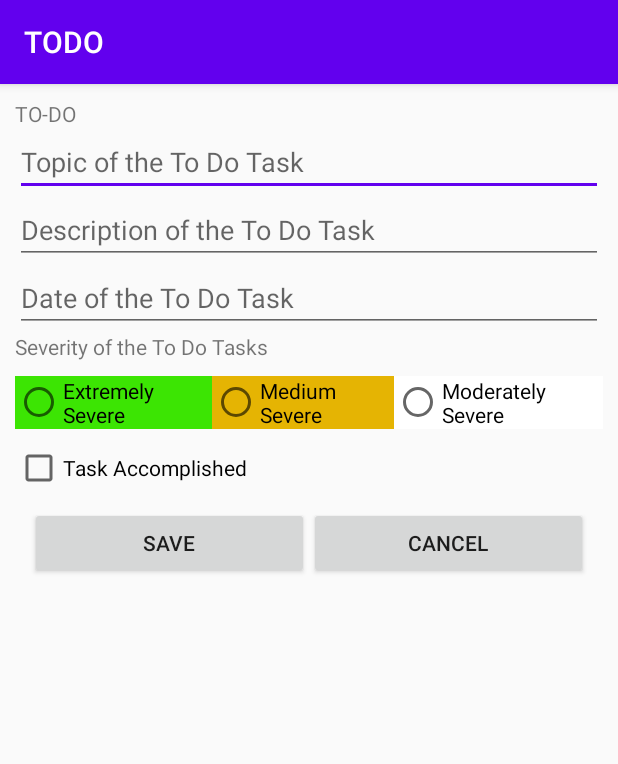
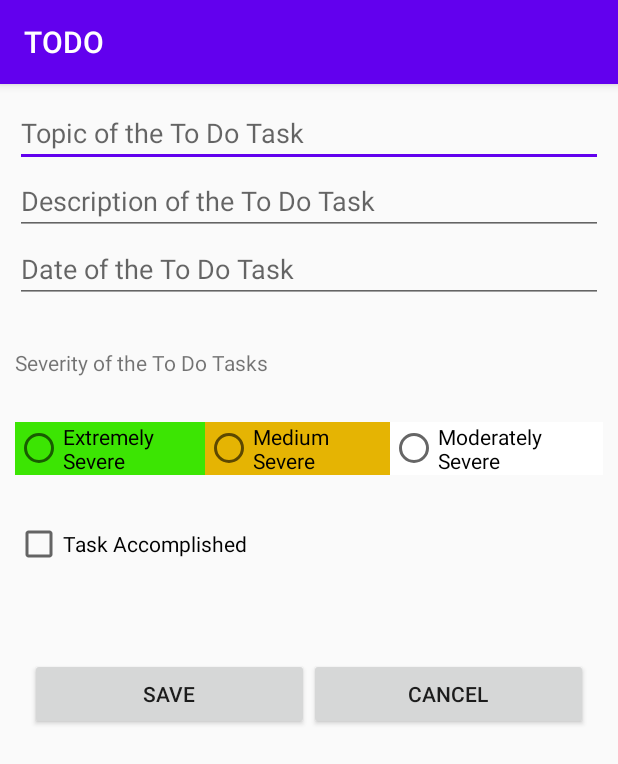
Before and after one commit to samiksharupakheti/Finalapp, an Android app: the EditTodoFragment screen opened directly, with no data from a screen before it, on a phone screen of 412 x 824 dp. Shown: the top 764 px of the screen. Run offline under Robolectric (Android 15) with nearby library versions, the phone set to English and light mode, and no system bars; our stand-ins replace Room's generated code.

Commit message:
adding all the inventory files, changed splash actions, updated todos

```diff
--- a/app/src/main/res/drawable-v24/ic_launcher_foreground.xml
+++ b/app/src/main/res/drawable-v24/ic_launcher_foreground.xml
@@ -1,8 +1,8 @@
 <vector xmlns:android="http://schemas.android.com/apk/res/android"
     xmlns:aapt="http://schemas.android.com/aapt"
-    android:width="108dp"
+    android:width="208dp"
     android:height="108dp"
-    android:viewportWidth="108"
+    android:viewportWidth="208"
     android:viewportHeight="108">
     <path android:pathData="M31,63.928c0,0 6.4,-11 12.1,-13.1c7.2,-2.6 26,-1.4 26,-1.4l38.1,38.1L107,108.928l-32,-1L31,63.928z">
         <aapt:attr name="android:fillColor">
@@ -13,7 +13,7 @@
                 android:startY="49.59793"
                 android:type="linear">
                 <item
-                    android:color="#44000000"
+                    android:color="#808080"
                     android:offset="0.0" />
                 <item
                     android:color="#00000000"
@@ -22,9 +22,9 @@
         </aapt:attr>
     </path>
     <path
-        android:fillColor="#FFFFFF"
+        android:fillColor="#808080"
         android:fillType="nonZero"
         android:pathData="M65.3,45.828l3.8,-6.6c0.2,-0.4 0.1,-0.9 -0.3,-1.1c-0.4,-0.2 -0.9,-0.1 -1.1,0.3l-3.9,6.7c-6.3,-2.8 -13.4,-2.8 -19.7,0l-3.9,-6.7c-0.2,-0.4 -0.7,-0.5 -1.1,-0.3C38.8,38.328 38.7,38.828 38.9,39.228l3.8,6.6C36.2,49.428 31.7,56.028 31,63.928h46C76.3,56.028 71.8,49.428 65.3,45.828zM43.4,57.328c-0.8,0 -1.5,-0.5 -1.8,-1.2c-0.3,-0.7 -0.1,-1.5 0.4,-2.1c0.5,-0.5 1.4,-0.7 2.1,-0.4c0.7,0.3 1.2,1 1.2,1.8C45.3,56.528 44.5,57.328 43.4,57.328L43.4,57.328zM64.6,57.328c-0.8,0 -1.5,-0.5 -1.8,-1.2s-0.1,-1.5 0.4,-2.1c0.5,-0.5 1.4,-0.7 2.1,-0.4c0.7,0.3 1.2,1 1.2,1.8C66.5,56.528 65.6,57.328 64.6,57.328L64.6,57.328z"
         android:strokeWidth="1"
-        android:strokeColor="#00000000" />
+        android:strokeColor="#808080" />
 </vector>
--- a/app/src/main/res/layout/activity_splash.xml
+++ b/app/src/main/res/layout/activity_splash.xml
@@ -11,9 +11,14 @@
         android:layout_width="wrap_content"
         android:layout_height="wrap_content"
 
-        android:text="@string/splash_welcome"
-        android:textSize="24sp"
+        android:text=" TODO  Tracker Application \n \n A Walkthrough on the: Presence of Several Tracking inventories to keep Tasks On Track "
+
+        android:layout_marginTop="10dp"
+        android:layout_marginLeft="30dp"
+        android:textSize="33dp"
+        android:layout_marginRight="10dp"
         android:textStyle="bold"
+
         app:layout_constraintBottom_toBottomOf="parent"
         app:layout_constraintEnd_toEndOf="parent"
         app:layout_constraintStart_toStartOf="parent"
--- a/app/src/main/res/layout/fragment_edit_todo.xml
+++ b/app/src/main/res/layout/fragment_edit_todo.xml
@@ -13,16 +13,17 @@
     <TextView
         android:id="@+id/textView"
         android:layout_width="match_parent"
-        android:layout_height="wrap_content"
-        android:layout_weight="0"
-        android:text="TO-DO" />
+        android:layout_height="@dimen/cardview_compat_inset_shadow"
+        android:layout_weight="90"
+
+        />
 
     <EditText
         android:id="@+id/edit_txt_title"
         android:layout_width="match_parent"
         android:layout_height="wrap_content"
         android:layout_weight="0"
-        android:ems="10"
+        android:ems="50"
         android:hint="@string/edit_title"
         android:inputType="textPersonName" />
 
@@ -37,10 +38,10 @@
 
     <EditText
         android:id="@+id/edit_txt_date"
-        android:layout_width="match_parent"
+        android:layout_width="wrap_content"
         android:layout_height="wrap_content"
         android:layout_weight="0"
-        android:ems="10"
+        android:ems="100"
         android:hint="@string/edit_date"
         android:inputType="textPersonName" />
 
@@ -48,6 +49,7 @@
         android:id="@+id/lbl_priority"
         android:layout_width="match_parent"
         android:layout_height="wrap_content"
+        android:layout_marginTop="30dp"
         android:layout_weight="0"
         android:text="@string/edit_priority" />
 
@@ -55,7 +57,7 @@
         android:id="@+id/edit_rg_priority"
         android:layout_width="match_parent"
         android:layout_height="wrap_content"
-        android:layout_marginTop="10dp"
+        android:layout_marginTop="30dp"
         android:layout_weight="0"
         android:orientation="horizontal">
 
@@ -63,7 +65,7 @@
             android:id="@+id/edit_rb_high"
             android:layout_width="wrap_content"
             android:layout_height="wrap_content"
-            android:layout_weight="1"
+            android:layout_weight="3"
             android:background="@color/color_high"
             android:text="@string/edit_high" />
 
@@ -88,7 +90,8 @@
         android:id="@+id/edit_chk_isComplete"
         android:layout_width="match_parent"
         android:layout_height="wrap_content"
-        android:layout_marginTop="10dp"
+        android:layout_marginTop="30dp"
+
         android:layout_weight="0"
         android:text="@string/edit_isComplete" />
 
@@ -96,7 +99,7 @@
         android:layout_width="match_parent"
         android:layout_height="match_parent"
         android:layout_marginLeft="10dp"
-        android:layout_marginTop="10dp"
+        android:layout_marginTop="30dp"
         android:layout_marginRight="10dp"
         android:layout_marginBottom="10dp"
         android:layout_weight="0"
@@ -106,14 +109,16 @@
             android:id="@+id/edit_btn_save"
             android:layout_width="wrap_content"
             android:layout_height="wrap_content"
-            android:layout_weight="1"
+            android:layout_marginTop="30dp"
+            android:layout_weight="5"
             android:text="@string/edit_save" />
 
         <Button
             android:id="@+id/edit_btn_cancel"
             android:layout_width="wrap_content"
             android:layout_height="wrap_content"
-            android:layout_weight="1"
+            android:layout_marginTop="30dp"
+            android:layout_weight="5"
             android:text="@string/cancel" />
     </LinearLayout>
 
--- a/app/src/main/res/layout/fragment_todo_list.xml
+++ b/app/src/main/res/layout/fragment_todo_list.xml
@@ -4,12 +4,12 @@
     android:layout_width="match_parent"
     android:layout_height="match_parent"
     android:layout_marginLeft="10dp"
-    android:layout_marginTop="10dp"
+    android:layout_marginTop="50dp"
     android:layout_marginRight="10dp"
     android:layout_marginBottom="10dp"
     tools:context=".TodoListFragment">
 
-    <!-- TODO: Update blank fragment layout -->
+
 
 
     <androidx.recyclerview.widget.RecyclerView
@@ -17,8 +17,8 @@
         android:layout_width="match_parent"
         android:layout_height="match_parent"
         android:layout_marginLeft="10dp"
-        android:layout_marginTop="10dp"
+        android:layout_marginTop="50dp"
         android:layout_marginRight="10dp"
-        android:layout_marginBottom="10dp"
+        android:layout_marginBottom="20dp"
         tools:listitem="@layout/list_item_todo" />
 </FrameLayout>
--- a/app/src/main/res/layout/list_item_todo.xml
+++ b/app/src/main/res/layout/list_item_todo.xml
@@ -16,4 +16,6 @@
         android:layout_height="wrap_content"
         android:layout_weight="1"
         android:text="TextView" />
+
+<!--    Fill parent and match parent can be written in a switch manner they mean the same -->
 </LinearLayout>
```
